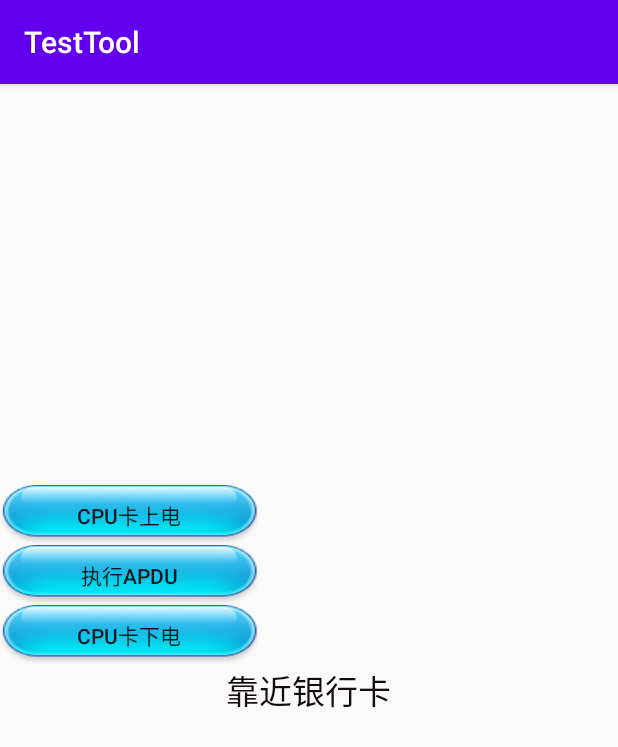
After one commit to QQ652276536/TestTool, an Android app: the BankCard screen opened directly, with no data from a screen before it, on a phone screen of 412 x 824 dp. The commit adds this screen. Shown: the top 747 px of the screen. Run offline under Robolectric (Android 15) with nearby library versions, the phone set to English and light mode, and no system bars; our stand-ins replace CircleImageView; libraries missing offline, so code that uses them is left out: com.baidu.mapapi; 2 statements that could not run were skipped.

Commit message:
添加了通过模块读取银行卡

```diff
--- /dev/null
+++ b/app/src/main/res/layout/activity_bank_card.xml
@@ -0,0 +1,54 @@
+<LinearLayout xmlns:android="http://schemas.android.com/apk/res/android"
+    xmlns:app="http://schemas.android.com/apk/res-auto"
+    android:layout_width="match_parent"
+    android:layout_height="wrap_content"
+    android:layout_gravity="center_vertical"
+    android:gravity="center_vertical"
+    android:orientation="vertical">
+
+    <Button
+        android:id="@+id/btn_cpu_poweron"
+        android:layout_width="wrap_content"
+        android:layout_height="40dp"
+        android:background="@drawable/button"
+        android:gravity="center"
+        android:onClick="OnClickPowerOn"
+        android:text="@string/btn_poweron" />
+
+    <Button
+        android:id="@+id/btn_cpu_execapdu"
+        android:layout_width="wrap_content"
+        android:layout_height="40dp"
+        android:background="@drawable/button"
+        android:gravity="center"
+        android:onClick="OnClickExecApduCmd"
+        android:text="@string/btn_execapdu" />
+
+    <Button
+        android:id="@+id/btn_cpu_poweroff"
+        android:layout_width="wrap_content"
+        android:layout_height="40dp"
+        android:background="@drawable/button"
+        android:gravity="center"
+        android:onClick="OnClickPowerOff"
+        android:text="@string/btn_poweroff" />
+
+    <TextView
+        android:layout_width="wrap_content"
+        android:layout_height="wrap_content"
+        android:layout_gravity="center_horizontal"
+        android:layout_marginBottom="50sp"
+        android:text="靠近银行卡"
+        android:textColor="@color/black"
+        android:textSize="22sp" />
+
+    <TextView
+        android:id="@+id/txt1_bank_card"
+        android:layout_width="wrap_content"
+        android:layout_height="wrap_content"
+        android:layout_gravity="center"
+        android:fadeScrollbars="false"
+        android:scrollbars="vertical"
+        android:textColor="@color/gray"
+        android:textSize="22sp" />
+</LinearLayout>
```
Also changed, not shown: app/src/main/AndroidManifest.xml (+36 -21 lines), app/src/main/java/com/zistone/testtool/BankCard.java (added, +180 -0 lines), app/src/main/java/com/zistone/testtool/MainActivity.java (+7 -1 lines), app/src/main/java/com/zistone/testtool/NfcActivity.java (+3 -5 lines), app/src/main/res/layout/activity_main.xml (+8 -0 lines).
